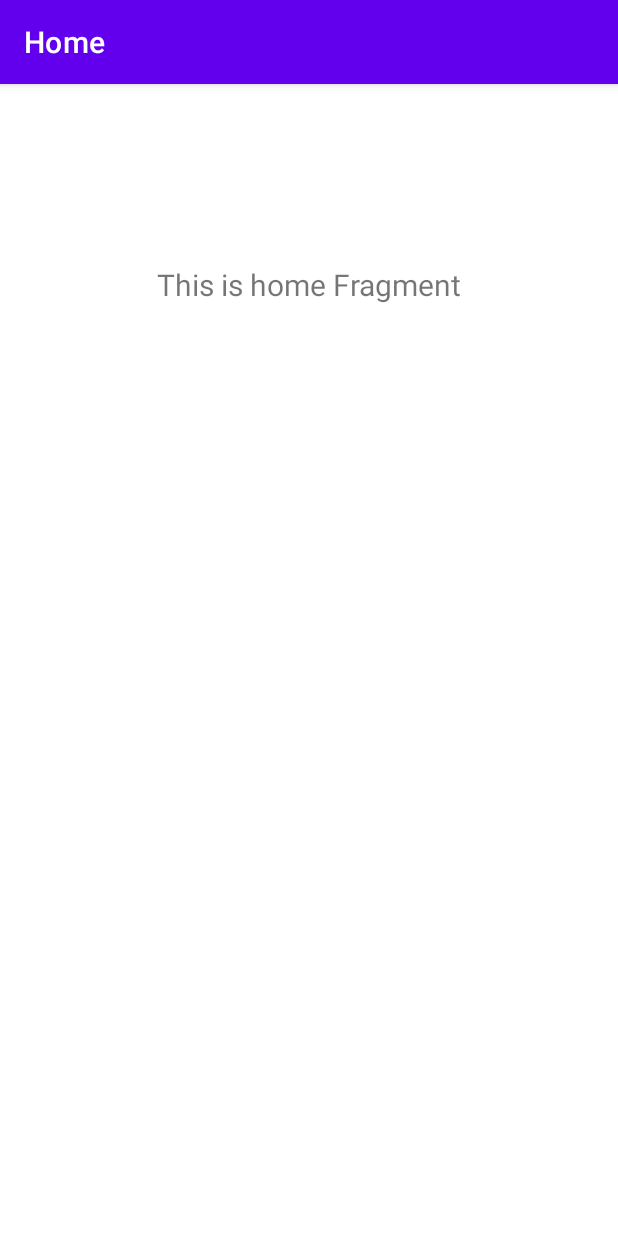
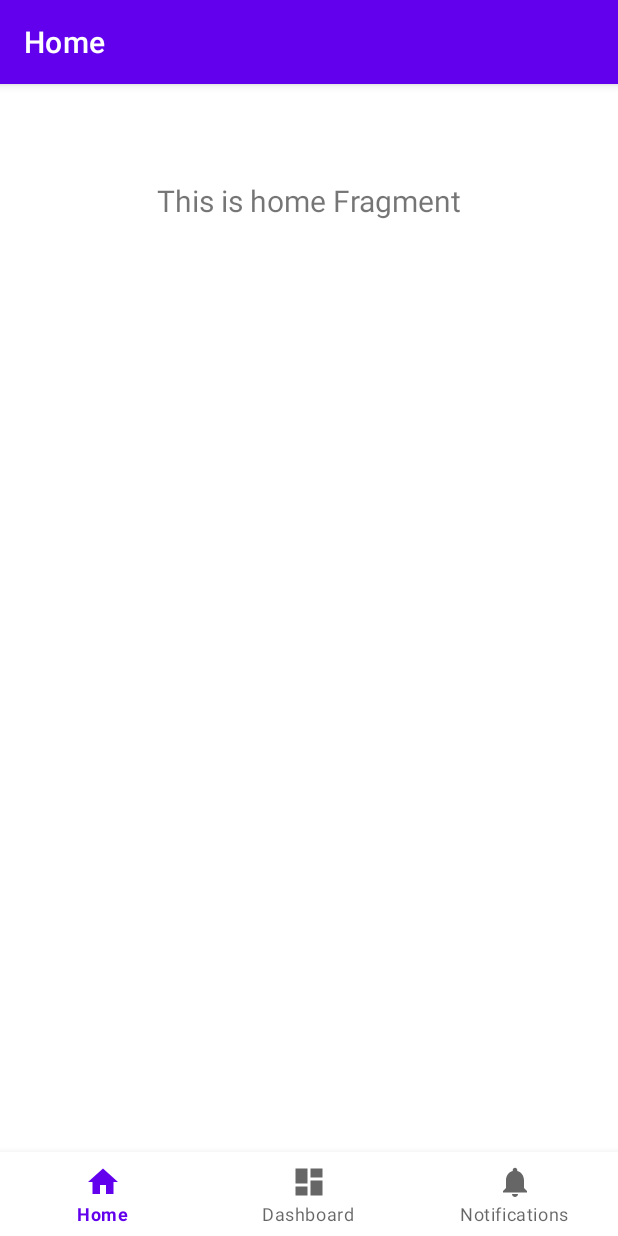
Before and after one commit to Jemscabo98/ProyectoFinalMoviles, an Android app: the screen it shows after launch (MainActivity), on a phone screen of 412 x 824 dp. Run offline under Robolectric (Android 15) with nearby library versions, the phone set to English and light mode, and no system bars; our stand-ins replace navigation-ui; Roboto replaces fonts that are not available here.

Commit message:
Problema con en activity main solucionado

```diff
--- a/app/src/main/res/layout/activity_main.xml
+++ b/app/src/main/res/layout/activity_main.xml
@@ -1,5 +1,5 @@
 <?xml version="1.0" encoding="utf-8"?>
-<LinearLayout xmlns:android="http://schemas.android.com/apk/res/android"
+<androidx.constraintlayout.widget.ConstraintLayout xmlns:android="http://schemas.android.com/apk/res/android"
     xmlns:app="http://schemas.android.com/apk/res-auto"
     android:id="@+id/container"
     android:layout_width="match_parent"
@@ -7,9 +7,10 @@
     android:orientation="vertical"
     android:paddingTop="?attr/actionBarSize">
 
+
     <com.google.android.material.bottomnavigation.BottomNavigationView
         android:id="@+id/nav_view"
-        android:layout_width="0dp"
+        android:layout_width="match_parent"
         android:layout_height="wrap_content"
         android:layout_marginStart="0dp"
         android:layout_marginEnd="0dp"
@@ -31,4 +32,4 @@
         app:layout_constraintTop_toTopOf="parent"
         app:navGraph="@navigation/mobile_navigation" />
 
-</LinearLayout>
+</androidx.constraintlayout.widget.ConstraintLayout>
--- a/app/src/main/res/values/colors.xml
+++ b/app/src/main/res/values/colors.xml
@@ -7,4 +7,9 @@
     <color name="teal_700">#FF018786</color>
     <color name="black">#FF000000</color>
     <color name="white">#FFFFFFFF</color>
+
+    //Colores del proyecto
+    <color name="verde">#75C9AF</color>
+    <color name="naranja">#E1AA70</color>
+    <color name="azul">#0033ff</color>
 </resources>
--- a/app/src/main/res/values/strings.xml
+++ b/app/src/main/res/values/strings.xml
@@ -3,4 +3,10 @@
     <string name="title_home">Home</string>
     <string name="title_dashboard">Dashboard</string>
     <string name="title_notifications">Notifications</string>
+
+
+
+
+
+
 </resources>
```
